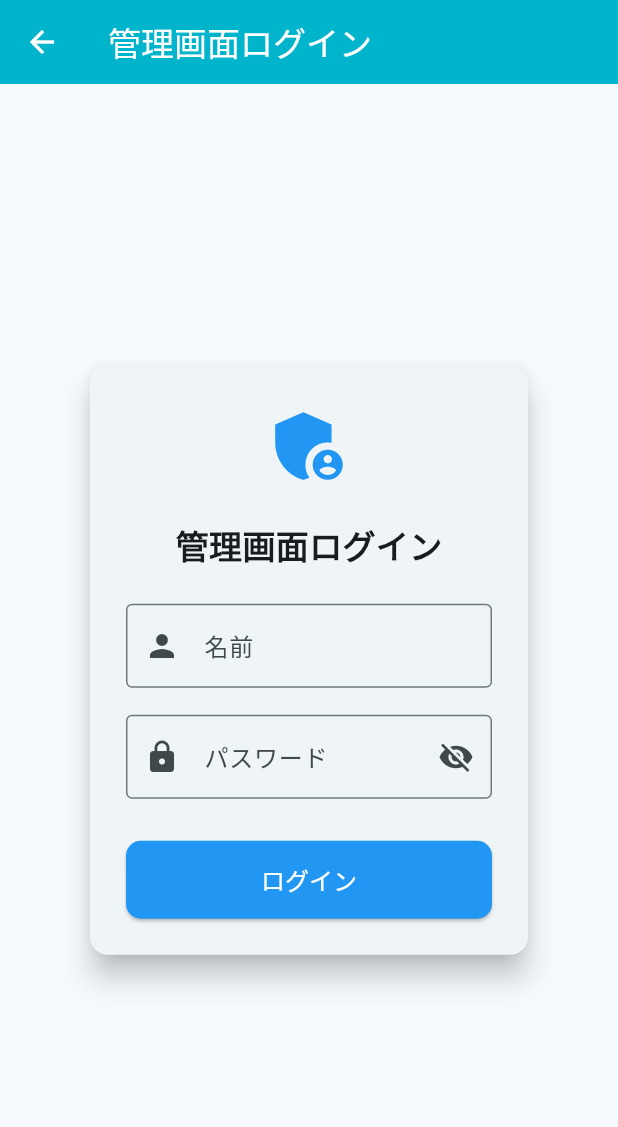
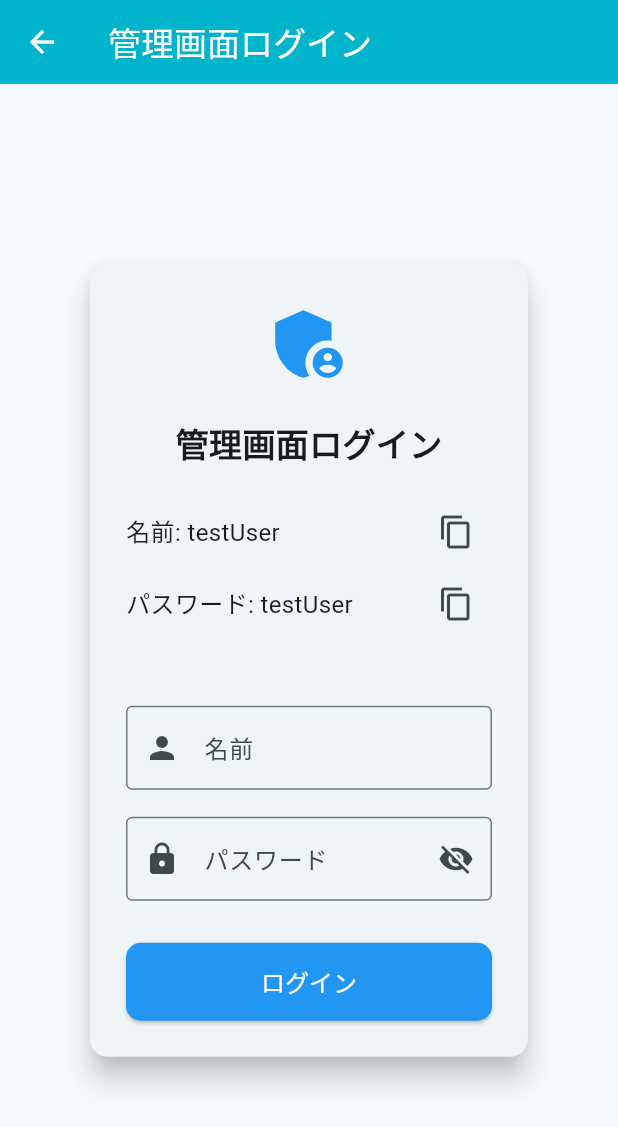
Before and after one commit to sawa-pascal/flutter-learning, a Flutter app: the screen it shows after launch, in the side drawer, after a tap on "管理画面を開く", on a phone screen of 412 x 824 dp. Shown: the top 1127 px of the screen. Run offline on Flutter 3.47's test engine with Material 3 defaults, Android fonts, the phone set to English and light mode, and no system bars; our stand-ins replace flutter_riverpod, freezed_annotation, hooks_riverpod, riverpod_annotation; generated files the repository leaves out were written again; network calls fail.

Commit message:
管理ログイン画面で名前とパスワードをコピーできるようにした
デバッグ用

```diff
--- a/flutter_application_ec_site/lib/managementSystemWidget/managementSystemWidget.dart
+++ b/flutter_application_ec_site/lib/managementSystemWidget/managementSystemWidget.dart
@@ -1,4 +1,5 @@
 import 'package:flutter/material.dart';
+import 'package:flutter/services.dart';
 import 'package:flutter_application_ec_site/managementSystemWidget/categories/categoriesList.dart';
 import 'package:flutter_riverpod/flutter_riverpod.dart';
 import 'msApiProvider.dart';
@@ -46,9 +47,9 @@ class _ManagementSystemWidgetState
         });
         // ログイン成功時の処理
         if (mounted) {
-          Navigator.of(
-            context,
-          ).push(MaterialPageRoute(builder: (context) => const CategoriesListPage()));
+          Navigator.of(context).push(
+            MaterialPageRoute(builder: (context) => const CategoriesListPage()),
+          );
         }
       } else {
         setState(() {
@@ -105,7 +106,48 @@ class _ManagementSystemWidgetState
                         fontWeight: FontWeight.bold,
                       ),
                     ),
-                    const SizedBox(height: 24),
+                    const SizedBox(height: 20),
+                    Row(
+                      children: [
+                        const Expanded(
+                          child: Text(
+                            '名前: testUser',
+                            style: TextStyle(fontSize: 16),
+                          ),
+                        ),
+                        IconButton(
+                          icon: const Icon(Icons.copy),
+                          tooltip: 'コピー',
+                          onPressed: () {
+                            Clipboard.setData(const ClipboardData(text: 'testUser'));
+                            ScaffoldMessenger.of(context).showSnackBar(
+                              const SnackBar(content: Text('名前をコピーしました')),
+                            );
+                          },
+                        ),
+                      ],
+                    ),
+                    Row(
+                      children: [
+                        const Expanded(
+                          child: Text(
+                            'パスワード: testUser',
+                            style: TextStyle(fontSize: 16),
+                          ),
+                        ),
+                        IconButton(
+                          icon: const Icon(Icons.copy),
+                          tooltip: 'コピー',
+                          onPressed: () {
+                            Clipboard.setData(const ClipboardData(text: 'testUser'));
+                            ScaffoldMessenger.of(context).showSnackBar(
+                              const SnackBar(content: Text('パスワードをコピーしました')),
+                            );
+                          },
+                        ),
+                      ],
+                    ),
+                    const SizedBox(height: 44),
                     TextField(
                       controller: _nameController,
                       decoration: const InputDecoration(
```
